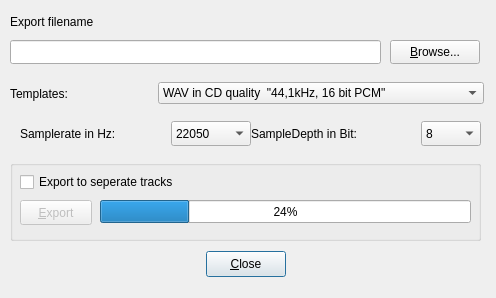
Old version of the form gui/src/UI/ExportSongDialog_UI.ui in the repository hydrogen-music/hydrogen.
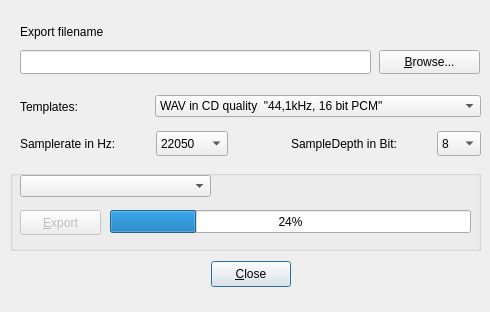
New version of the form.

```diff
--- a/gui/src/UI/ExportSongDialog_UI.ui
+++ b/gui/src/UI/ExportSongDialog_UI.ui
@@ -6,8 +6,8 @@
    <rect>
     <x>0</x>
     <y>0</y>
-    <width>496</width>
-    <height>298</height>
+    <width>490</width>
+    <height>312</height>
    </rect>
   </property>
   <property name="windowTitle">
@@ -16,9 +16,9 @@
   <widget class="QWidget" name="layout2">
    <property name="geometry">
     <rect>
-     <x>10</x>
-     <y>250</y>
-     <width>471</width>
+     <x>20</x>
+     <y>260</y>
+     <width>461</width>
      <height>28</height>
     </rect>
    </property>
@@ -86,7 +86,7 @@
    <property name="geometry">
     <rect>
      <x>10</x>
-     <y>160</y>
+     <y>170</y>
      <width>471</width>
      <height>81</height>
     </rect>
@@ -102,7 +102,7 @@
      <rect>
       <x>10</x>
       <y>40</y>
-      <width>72</width>
+      <width>81</width>
       <height>25</height>
      </rect>
     </property>
@@ -122,9 +122,9 @@
    <widget class="QProgressBar" name="m_pProgressBar">
     <property name="geometry">
      <rect>
-      <x>90</x>
+      <x>100</x>
       <y>40</y>
-      <width>371</width>
+      <width>361</width>
       <height>23</height>
      </rect>
     </property>
@@ -136,18 +136,14 @@
     <property name="geometry">
      <rect>
       <x>10</x>
-      <y>10</y>
-      <width>441</width>
-      <height>25</height>
+      <y>0</y>
+      <width>191</width>
+      <height>33</height>
      </rect>
     </property>
     <layout class="QHBoxLayout" name="horizontalLayout_5">
      <item>
-      <widget class="QCheckBox" name="tocheckBox">
-       <property name="text">
-	<string>Export to seperate tracks</string>
-       </property>
-      </widget>
+      <widget class="QComboBox" name="exportTypeCombo"/>
      </item>
     </layout>
    </widget>
@@ -155,8 +151,8 @@
   <widget class="QLabel" name="TextLabel1">
    <property name="geometry">
     <rect>
-     <x>10</x>
-     <y>10</y>
+     <x>20</x>
+     <y>20</y>
      <width>440</width>
      <height>24</height>
     </rect>
@@ -168,9 +164,9 @@
   <widget class="QLineEdit" name="exportNameTxt">
    <property name="geometry">
     <rect>
-     <x>10</x>
-     <y>40</y>
-     <width>371</width>
+     <x>20</x>
+     <y>50</y>
+     <width>351</width>
      <height>24</height>
     </rect>
    </property>
@@ -181,9 +177,9 @@
   <widget class="QPushButton" name="browseBtn">
    <property name="geometry">
     <rect>
-     <x>390</x>
-     <y>40</y>
-     <width>90</width>
+     <x>379</x>
+     <y>50</y>
+     <width>101</width>
      <height>24</height>
     </rect>
    </property>
@@ -198,7 +194,7 @@
    <property name="geometry">
     <rect>
      <x>20</x>
-     <y>118</y>
+     <y>128</y>
      <width>461</width>
      <height>31</height>
     </rect>
@@ -213,6 +209,19 @@
 	</property>
        </widget>
       </item>
+      <item>
+       <spacer name="horizontalSpacer_2">
+        <property name="orientation">
+         <enum>Qt::Horizontal</enum>
+        </property>
+        <property name="sizeHint" stdset="0">
+         <size>
+          <width>40</width>
+          <height>20</height>
+         </size>
+        </property>
+       </spacer>
+      </item>
       <item>
        <widget class="QComboBox" name="sampleRateCombo">
 	<property name="maximumSize">
@@ -250,6 +259,32 @@
       </item>
      </layout>
     </item>
+    <item>
+     <spacer name="horizontalSpacer">
+      <property name="orientation">
+       <enum>Qt::Horizontal</enum>
+      </property>
+      <property name="sizeHint" stdset="0">
+       <size>
+        <width>20</width>
+        <height>20</height>
+       </size>
+      </property>
+     </spacer>
+    </item>
+    <item>
+     <spacer name="horizontalSpacer_4">
+      <property name="orientation">
+       <enum>Qt::Horizontal</enum>
+      </property>
+      <property name="sizeHint" stdset="0">
+       <size>
+        <width>40</width>
+        <height>20</height>
+       </size>
+      </property>
+     </spacer>
+    </item>
     <item>
      <layout class="QHBoxLayout" name="horizontalLayout_2">
       <item>
@@ -259,6 +294,19 @@
 	</property>
        </widget>
       </item>
+      <item>
+       <spacer name="horizontalSpacer_3">
+        <property name="orientation">
+         <enum>Qt::Horizontal</enum>
+        </property>
+        <property name="sizeHint" stdset="0">
+         <size>
+          <width>40</width>
+          <height>20</height>
+         </size>
+        </property>
+       </spacer>
+      </item>
       <item>
        <widget class="QComboBox" name="sampleDepthCombo">
 	<property name="maximumSize">
@@ -296,10 +344,10 @@
   <widget class="QWidget" name="layoutWidget">
    <property name="geometry">
     <rect>
-     <x>10</x>
-     <y>80</y>
-     <width>474</width>
-     <height>27</height>
+     <x>20</x>
+     <y>90</y>
+     <width>461</width>
+     <height>33</height>
     </rect>
    </property>
    <layout class="QHBoxLayout" name="horizontalLayout_4">
```
Lines whose indentation alone changed are shown as unchanged.
